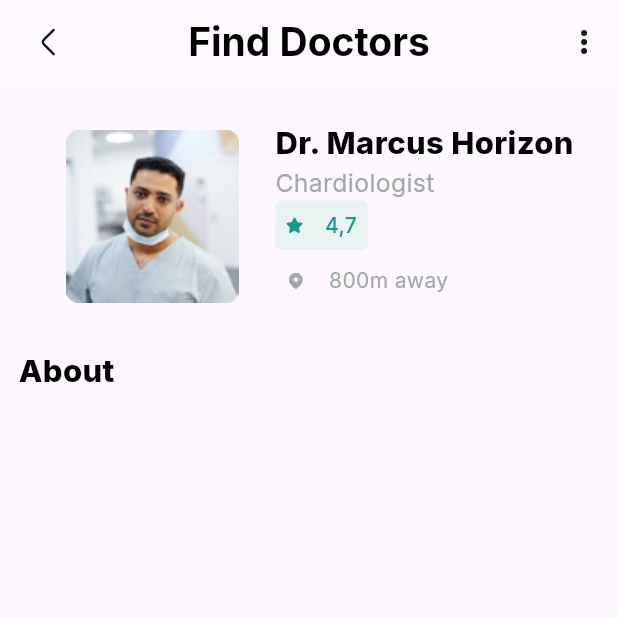
After one commit to mariya8157/medical, a Flutter app: the DoctordetailsPage screen opened directly, on a phone screen of 412 x 824 dp, the top half of it. The commit adds this screen. Run offline on Flutter 3.47's test engine with Material 3 defaults, Android fonts, the phone set to English and light mode, and no system bars; our stand-ins replace flutter_svg, google_fonts.

Commit message:
initial comit

```diff
--- /dev/null
+++ b/lib/features/details_adding/screen/doctor Consultation/doctordetails.dart
@@ -0,0 +1,195 @@
+import 'package:flutter/cupertino.dart';
+import 'package:flutter/material.dart';
+import 'package:flutter_svg/svg.dart';
+
+import '../../../../colour.dart';
+import '../../../../icons.dart';
+import '../../../../main.dart';
+
+class DoctordetailsPage extends StatefulWidget {
+  const DoctordetailsPage({super.key});
+
+  @override
+  State<DoctordetailsPage> createState() => _DoctordetailsPageState();
+}
+
+class _DoctordetailsPageState extends State<DoctordetailsPage> {
+  List doctor=[
+    {
+      "image":ImageIcons.drmarcus1,
+      "name":"Dr. Marcus Horizon",
+      "spl":"Chardiologist",
+      "star":"4,7",
+      "distene":"800m away",
+
+    }
+  ];
+
+  @override
+  Widget build(BuildContext context) {
+    return  Scaffold(
+      appBar: AppBar(
+        centerTitle: true,
+        backgroundColor: Colors.white24,
+        // resizeToAvoidBottomInset: false,
+        elevation: 0,
+        leading: InkWell(
+          onTap: () {
+            Navigator.pop(context);
+          },
+          child: SizedBox(
+            height: width * 0.05,
+            width: width * 0.8,
+            child: Padding(
+              padding: EdgeInsets.only(left: width*0.023),
+              child: Padding(
+                padding:  EdgeInsets.all(width*0.007),
+                child:
+                SvgPicture.asset(
+                  ImageIcons.back,),
+              ),
+            ),
+          ),
+        ),
+        title:  Text(
+          "Find Doctors",
+          style: TextStyle(
+              color: Colors.black,
+              fontWeight: FontWeight.w700,
+              fontSize: width*0.063
+          ),
+        ),
+        actions: [Row(
+          children: [
+            SvgPicture.asset(ImageIcons.columnDot),
+            SizedBox(width: width*0.05,)
+          ],)
+        ],
+      ),
+      body: Padding(
+        padding:  EdgeInsets.all(width*0.03),
+        child: Column(
+          children: [
+            ListView.separated(
+                shrinkWrap: true,
+                // physics: BouncingScrollPhysics(),
+
+                itemBuilder: (context, index) {
+                  return
+                    Padding(
+                      padding:  EdgeInsets.all(width*0.03),
+                      child: Row(mainAxisAlignment: MainAxisAlignment.spaceAround,
+                        children: [
+                          Container(
+                            width: width*0.35,
+                            height:height*0.15,
+
+                            decoration: BoxDecoration(
+                              image: DecorationImage(image: AssetImage(doctor[index]['image'])),
+                              // color: Colors.red,
+                              borderRadius: BorderRadius.circular(width*0.03),
+
+                            ),
+
+
+                          ),
+                          Column(mainAxisAlignment: MainAxisAlignment.spaceEvenly,
+                            crossAxisAlignment: CrossAxisAlignment.start,
+                            children: [
+                              Text(doctor[index]["name"],
+                                style: TextStyle(
+                                    fontSize: width*0.05,
+                                    fontWeight: FontWeight.w800,
+                                    color:Colour.thirdcolour
+                                ),
+
+                              ),
+                              Text(doctor[index]["spl"],
+                                style: TextStyle(
+                                    color: Colour.color1,
+                                    fontSize: width*0.04
+                                ),
+
+                              ),
+                              Row(mainAxisAlignment: MainAxisAlignment.spaceBetween,
+                                children: [
+                                  Container(
+                                    width: width*0.15,
+                                    height: height*0.04,
+                                    decoration: BoxDecoration(
+                                        color: Colour.lightgreen,
+                                        borderRadius: BorderRadius.circular(width*0.01)
+                                    ),
+
+                                    child: Row(mainAxisAlignment: MainAxisAlignment.spaceAround,
+                                      children: [
+                                        SvgPicture.asset(ImageIcons.star) ,
+                                        Text(doctor[index]["star"],
+                                          style: TextStyle(
+                                              color: Colour.primarycolour,
+                                              fontWeight: FontWeight.w500
+                                          ),
+                                        ),
+                                      ],
+                                    ),
+                                  ),
+                                ],
+                              ),
+                              Container(
+                                width: width*0.3,
+                                height: height*0.05,
+                                child: Row(mainAxisAlignment: MainAxisAlignment.spaceAround,
+                                  children: [
+                                    SvgPicture.asset(ImageIcons.location,color: Colour.color1,) ,
+                                    Text(doctor[index]["distene"],
+                                    style: TextStyle(
+                                      color: Colour.color1,
+
+                                    ),)
+                                  ],
+                                ),
+                              )
+
+                            ],
+                          )
+
+
+                        ],
+                      ),
+                    )
+                  ;
+
+                },
+                separatorBuilder: (context, index) {
+                  return SizedBox(
+                    height: height*0.03,
+                  );
+                },
+                itemCount: doctor.length
+            ),
+            SizedBox(height: width*0.03,),
+            Row(
+              children: [
+                Text("About",
+                  style: TextStyle(
+                      fontSize: width*0.05,
+                      fontWeight: FontWeight.w800,
+                      color:Colour.thirdcolour
+                  ),
+                ),
+              ],
+            ),
+            SizedBox(height: width*0.03,),
+
+
+
+          ],
+        ),
+      ),
+
+
+
+
+    );
+  }
+}
--- a/lib/features/details_adding/screen/doctor Consultation/findDoctor.dart
+++ b/lib/features/details_adding/screen/doctor Consultation/findDoctor.dart
@@ -250,7 +250,8 @@ class _FindDoctorState extends State<FindDoctor> {
                   // physics: BouncingScrollPhysics(),
 
                   itemBuilder: (context, index) {
-                    return Padding(
+                    return
+                      Padding(
                       padding:  EdgeInsets.all(width*0.03),
                       child: Row(mainAxisAlignment: MainAxisAlignment.spaceAround,
                         children: [
@@ -259,6 +260,7 @@ class _FindDoctorState extends State<FindDoctor> {
                               backgroundImage:AssetImage(doctor[index]['image']) ,
                               ),
                           Column(mainAxisAlignment: MainAxisAlignment.spaceEvenly,
+                            crossAxisAlignment: CrossAxisAlignment.start,
                             children: [
                               Text(doctor[index]["name"],
                                 style: TextStyle(
@@ -275,7 +277,14 @@ class _FindDoctorState extends State<FindDoctor> {
                                 ),
 
                               ),
-                              Divider(color:Colour.gray.withOpacity(0.2),
+                              Divider(
+                                // color:Colour.gray.withOpacity(0.2),
+                                color: Colors.blue,
+                                thickness: width*0.003,
+                                  indent: width*0.05,
+                                  endIndent: width*0.05,
+
+
                               ),
                               Row(mainAxisAlignment: MainAxisAlignment.spaceBetween,
                                 children: [
@@ -318,7 +327,8 @@ class _FindDoctorState extends State<FindDoctor> {
 
                         ],
                       ),
-                    );
+                    )
+                    ;
 
                   },
                   separatorBuilder: (context, index) {
@@ -329,7 +339,17 @@ class _FindDoctorState extends State<FindDoctor> {
                   itemCount: doctor.length
               ),
             ),
+
             SizedBox(height: width*0.03,),
+            Divider(
+              color:Colour.gray.withOpacity(0.2),
+              thickness: width*0.003,
+              indent: width*0.05,
+              endIndent: width*0.05,
+
+
+            ),
+
             Row(
               children: [
                 Text("Your Recent Doctors",
--- /dev/null
+++ b/lib/features/details_adding/screen/onlinePharmacy/drugsdetail.dart
@@ -0,0 +1,15 @@
+import 'package:flutter/material.dart';
+
+class DrugDetailsPage extends StatefulWidget {
+  const DrugDetailsPage({super.key});
+
+  @override
+  State<DrugDetailsPage> createState() => _DrugDetailsPageState();
+}
+
+class _DrugDetailsPageState extends State<DrugDetailsPage> {
+  @override
+  Widget build(BuildContext context) {
+    return Scaffold();
+  }
+}
--- a/lib/icons.dart
+++ b/lib/icons.dart
@@ -32,6 +32,7 @@ class ImageIcons{
   static const covid6 = "assets/images/covid_19_6.png";
   static const covid7 = "assets/images/covid_19_7.png";
   static const drmarcus = "assets/images/drimage.png";
+  static const drmarcus1 = "assets/images/drmarcus1.png";
   static const drmaria = "assets/images/drmaria.png";
   static const drstevi = "assets/images/drStevi.png";
   static const drluke = "assets/images/drLuke.png";
```
Also changed, not shown: assets/images/drmarcus1.png (added).
